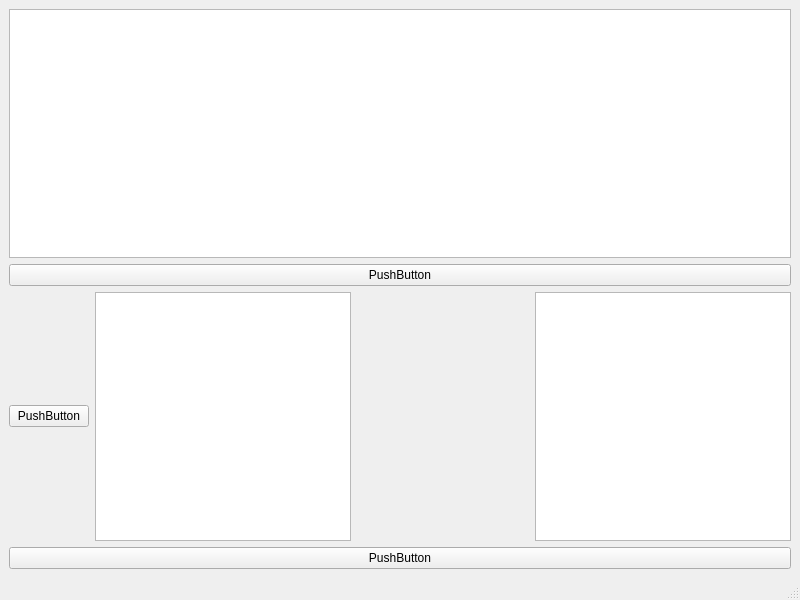
First picture: the form in CanCommunicateLinuxVersion/UI/SendWindowMan.ui, repository serarandal/CANCommunicate, before the edit.
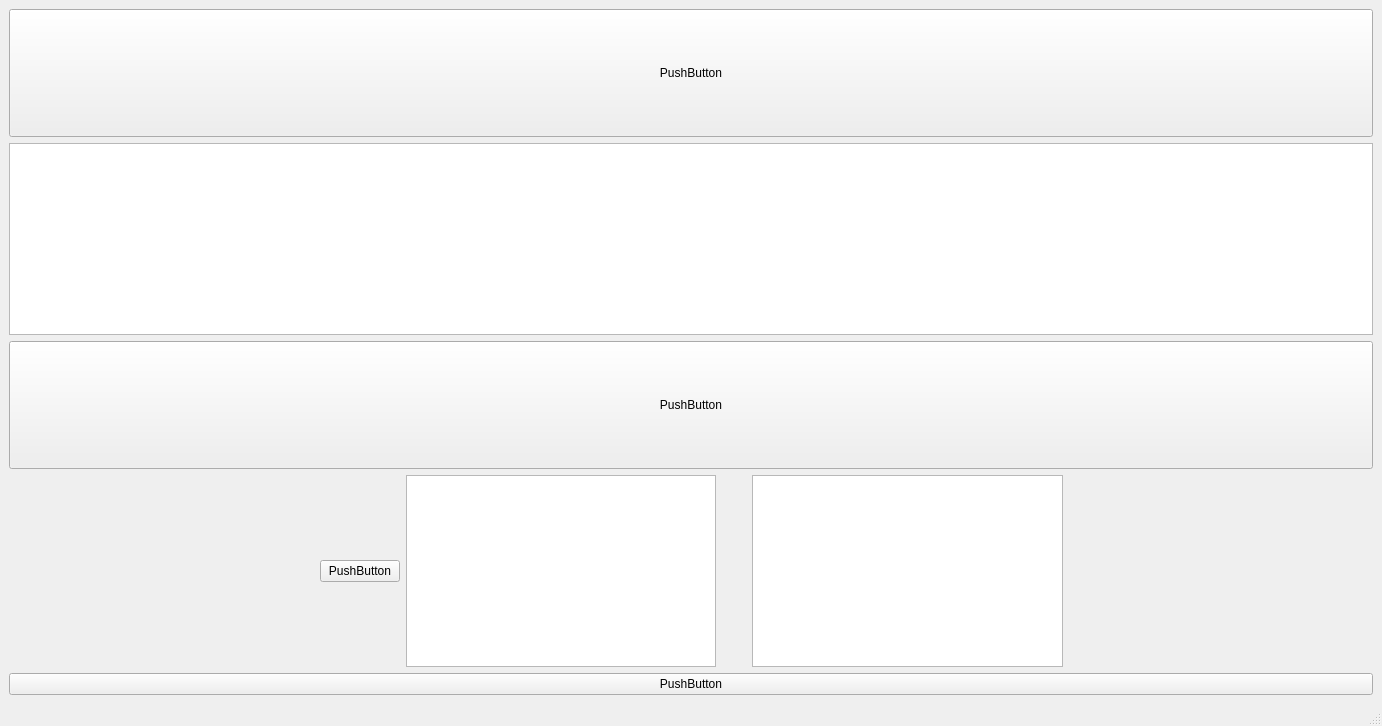
Second picture: the form after the edit.

Commit message: Added threading to be able to read and send can messages.

What changed in the file:
```diff
--- a/CanCommunicateLinuxVersion/UI/SendWindowMan.ui
+++ b/CanCommunicateLinuxVersion/UI/SendWindowMan.ui
@@ -6,8 +6,8 @@
    <rect>
     <x>0</x>
     <y>0</y>
-    <width>800</width>
-    <height>600</height>
+    <width>1382</width>
+    <height>726</height>
    </rect>
   </property>
   <property name="windowTitle">
@@ -15,11 +15,30 @@
   </property>
   <widget class="QWidget" name="centralwidget">
    <layout class="QVBoxLayout" name="verticalLayout_3">
+    <item>
+     <widget class="QPushButton" name="pushButton_4">
+      <property name="sizePolicy">
+       <sizepolicy hsizetype="Minimum" vsizetype="Expanding">
+        <horstretch>0</horstretch>
+        <verstretch>0</verstretch>
+       </sizepolicy>
+      </property>
+      <property name="text">
+       <string>PushButton</string>
+      </property>
+     </widget>
+    </item>
     <item>
      <widget class="QListView" name="listView"/>
     </item>
     <item>
      <widget class="QPushButton" name="pushButton">
+      <property name="sizePolicy">
+       <sizepolicy hsizetype="Expanding" vsizetype="Expanding">
+        <horstretch>0</horstretch>
+        <verstretch>0</verstretch>
+       </sizepolicy>
+      </property>
       <property name="text">
        <string>PushButton</string>
       </property>
@@ -27,24 +46,69 @@
     </item>
     <item>
      <layout class="QGridLayout" name="gridLayout">
+      <property name="sizeConstraint">
+       <enum>QLayout::SetDefaultConstraint</enum>
+      </property>
       <property name="topMargin">
        <number>0</number>
       </property>
-      <item row="0" column="0">
+      <item row="0" column="4">
+       <widget class="QPlainTextEdit" name="plainTextEdit_2"/>
+      </item>
+      <item row="0" column="5">
+       <spacer name="horizontalSpacer">
+        <property name="orientation">
+         <enum>Qt::Horizontal</enum>
+        </property>
+        <property name="sizeHint" stdset="0">
+         <size>
+          <width>40</width>
+          <height>20</height>
+         </size>
+        </property>
+       </spacer>
+      </item>
+      <item row="0" column="1">
        <widget class="QPushButton" name="pushButton_2">
         <property name="text">
          <string>PushButton</string>
         </property>
        </widget>
       </item>
-      <item row="0" column="1">
-       <widget class="QPlainTextEdit" name="plainTextEdit"/>
-      </item>
       <item row="0" column="3">
-       <widget class="QPlainTextEdit" name="plainTextEdit_2"/>
+       <spacer name="horizontalSpacer_2">
+        <property name="orientation">
+         <enum>Qt::Horizontal</enum>
+        </property>
+        <property name="sizeType">
+         <enum>QSizePolicy::Fixed</enum>
+        </property>
+        <property name="sizeHint" stdset="0">
+         <size>
+          <width>30</width>
+          <height>30</height>
+         </size>
+        </property>
+       </spacer>
       </item>
       <item row="0" column="2">
-       <spacer name="horizontalSpacer">
+       <widget class="QPlainTextEdit" name="plainTextEdit">
+        <property name="sizePolicy">
+         <sizepolicy hsizetype="MinimumExpanding" vsizetype="MinimumExpanding">
+          <horstretch>0</horstretch>
+          <verstretch>0</verstretch>
+         </sizepolicy>
+        </property>
+        <property name="minimumSize">
+         <size>
+          <width>50</width>
+          <height>50</height>
+         </size>
+        </property>
+       </widget>
+      </item>
+      <item row="0" column="0">
+       <spacer name="horizontalSpacer_3">
         <property name="orientation">
          <enum>Qt::Horizontal</enum>
         </property>
```
Left out of the diff: 2 changed lines with no effect on the pictures. The commit also changes 3 other files.
